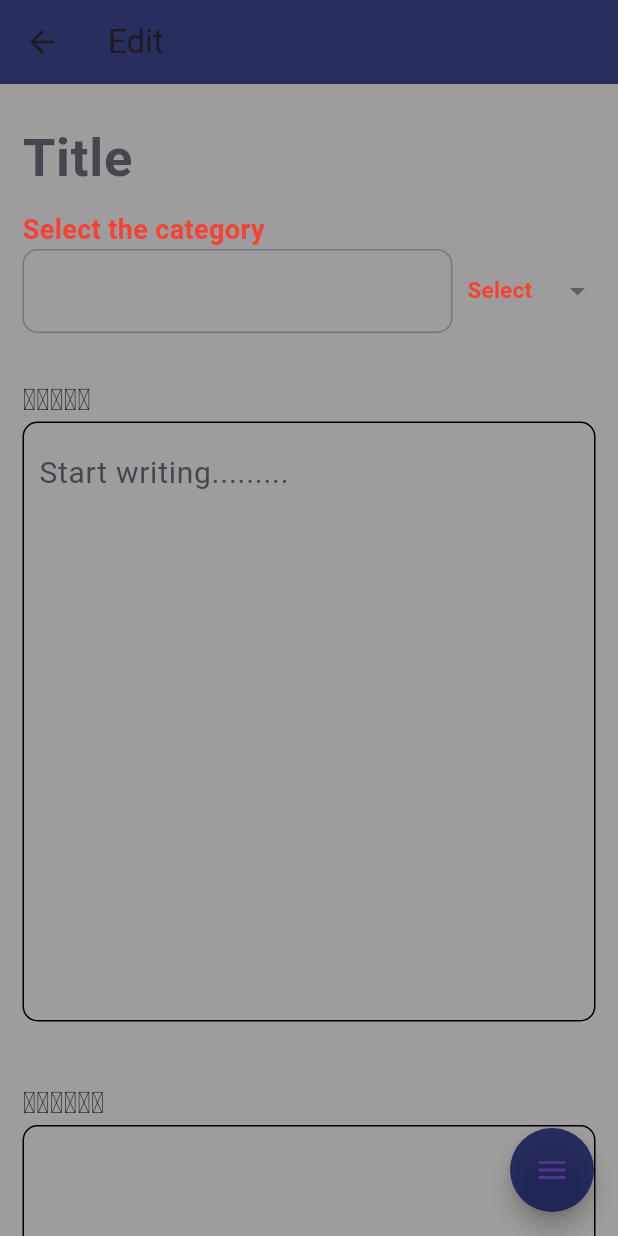
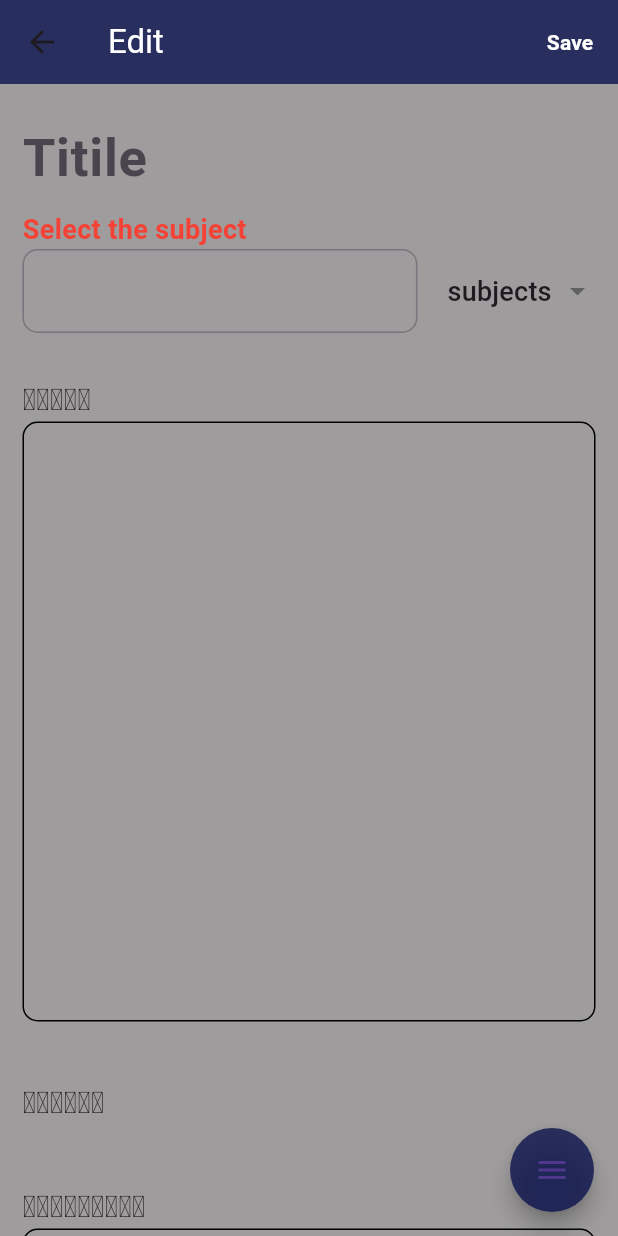
Before and after one commit to Rahma-kp/studentnotes, a Flutter app: the noteEditingScreen screen opened directly with empty values, on a phone screen of 412 x 824 dp. Run offline on Flutter 3.47's test engine with Material 3 defaults, Android fonts, the phone set to English and light mode, and no system bars; drawn by our look-alikes of flutter_speed_dial; our stand-ins replace curved_navigation_bar, file_picker, fl_chart, hive, hive_flutter, image_picker; missing offline and left inert: flutter_pdfview, flutter_timetable; accounts and stored records are empty.

Commit message:
edit page

```diff
--- a/lib/db/db_model/note_db.dart
+++ b/lib/db/db_model/note_db.dart
@@ -14,5 +14,5 @@ late final List? documentlist;
 @HiveField(4)
 late final String? category;
 
- notesData({required this.notetitle,this.note,this.imagelists,this.documentlist,required this.category});
+ notesData({required this.notetitle,required this.note,this.imagelists,this.documentlist,required this.category});
 }
--- a/lib/screens/editing_screen.dart
+++ b/lib/screens/editing_screen.dart
@@ -1,43 +1,45 @@
 import 'dart:io';
-
-import 'package:flutter/foundation.dart';
 import 'package:flutter/material.dart';
 import 'package:flutter_pdfview/flutter_pdfview.dart';
 import 'package:flutter_speed_dial/flutter_speed_dial.dart';
+import 'package:hive_flutter/hive_flutter.dart';
+import 'package:studentnot/db/db_functions/db_note_function.dart';
 import 'package:studentnot/db/db_model/note_db.dart';
+import 'package:studentnot/screens/note_screen.dart';
 import 'package:studentnot/screens/notes_listview.dart';
-import 'package:studentnot/widget/common.dart';
 
 class noteEditingScreen extends StatefulWidget {
   final String notetitle;
   final String note;
-  final String Category;
-  final List imagelist;
-  final List documentlists;
+  final String catogery;
+  final List documentlist;
+  final List imagelists;
   int index;
-  noteEditingScreen(
-      {super.key,
-      required this.notetitle,
-      required this.note,
-      required this.Category,
-      required this.documentlists,
-      required this.imagelist,
-      required this.index});
+  noteEditingScreen({required this.notetitle,required this.note,required this.catogery,required this.documentlist,required this.imagelists,required this.index});
 
   @override
   State<noteEditingScreen> createState() => _noteEditingScreenState();
 }
 
 class _noteEditingScreenState extends State<noteEditingScreen> {
-  TextEditingController _notetitilecontroller=TextEditingController();
-  TextEditingController __chaptercontrolle=TextEditingController();
+  TextEditingController _notetitilecontroller = TextEditingController();
+  TextEditingController _chaptercontrolle = TextEditingController();
   TextEditingController _categoryController = TextEditingController();
-  late List<File> imagelist = [];
-  late List<dynamic> documentlists = [];
-  final List<String> _sujectList = ['eng', 'phy', 'maths'];
+  final List<File> _imagelist = [];
+  final List<dynamic> _documentlists = [];
+  final List<String> _sujectList = ['subjects','ENGLISH', 'PHYSICS', 'MATH'];
   String selectedsub = 'subjects';
 
 
+  @override
+  void initState() {
+    _notetitilecontroller =TextEditingController(text: widget.notetitle);
+    _chaptercontrolle =TextEditingController(text: widget.note);
+    _categoryController =TextEditingController(text: widget.catogery);
+    _imagelist.addAll(widget.imagelists.cast<File>());
+    _documentlists.addAll(widget.documentlist);
+    super.initState();
+  }
   @override
   Widget build(BuildContext context) {
     return Scaffold(
@@ -45,7 +47,17 @@ class _noteEditingScreenState extends State<noteEditingScreen> {
       appBar: AppBar(
         elevation: 0,
         backgroundColor: const Color.fromARGB(207, 13, 20, 78),
-        title: const Text("Edit"),
+        title: const Text("Edit", style: TextStyle(color: Colors.white)),
+        actions: [
+          TextButton(
+              onPressed: () {
+                EditSaveOnclick();
+              },
+              child: Text(
+                "Save",
+                style: TextStyle(color: Colors.white,fontWeight: FontWeight.bold),
+              ))
+        ],
       ),
       floatingActionButton: SpeedDial(
         animatedIcon: AnimatedIcons.menu_arrow,
@@ -72,9 +84,9 @@ class _noteEditingScreenState extends State<noteEditingScreen> {
             children: [
               TextFormField(
                 style:
-                    const TextStyle(fontSize: 35, fontWeight: FontWeight.bold),
-                decoration: const InputDecoration(
-                  hintText: "Title",
+                    const TextStyle(fontSize: 35, fontWeight: FontWeight.bold,),
+                controller: _notetitilecontroller,
+                decoration: const InputDecoration(hintText: "Titile",
                   border: UnderlineInputBorder(
                     borderSide: BorderSide.none,
                   ),
@@ -84,7 +96,7 @@ class _noteEditingScreenState extends State<noteEditingScreen> {
                 crossAxisAlignment: CrossAxisAlignment.start,
                 children: [
                   const Text(
-                    'Select the category',
+                    'Select the subject',
                     style: TextStyle(
                       fontSize: 18,
                       color: Colors.red,
@@ -96,7 +108,7 @@ class _noteEditingScreenState extends State<noteEditingScreen> {
                     children: [
                       Expanded(
                         child: TextFormField(
-                          controller: _notetitilecontroller,
+                          controller: _categoryController,
                           decoration: InputDecoration(
                             border: OutlineInputBorder(
                               borderRadius: BorderRadius.circular(10),
@@ -162,24 +174,25 @@ class _noteEditingScreenState extends State<noteEditingScreen> {
                     fontSize: 20,
                     fontWeight: FontWeight.bold,
                   ),
-                  )),
+                ),
+              ),
               Container(
                 decoration: BoxDecoration(
                   border: Border.all(style: BorderStyle.solid),
-                    borderRadius: BorderRadius.circular(10)),
+                  borderRadius: BorderRadius.circular(10),
+                ),
                 height: 400,
                 width: 500,
                 child: Padding(
                   padding: const EdgeInsets.all(10),
                   child: TextFormField(
-                    controller: __chaptercontrolle,
+                    controller: _chaptercontrolle,
                     keyboardType: TextInputType.multiline,
                     maxLines: 20,
                     style: const TextStyle(
                       fontSize: 20,
                     ),
                     decoration: const InputDecoration(
-                      hintText: "Start writing.........",
                       border: UnderlineInputBorder(
                         borderSide: BorderSide.none,
                       ),
@@ -187,7 +200,6 @@ class _noteEditingScreenState extends State<noteEditingScreen> {
                   ),
                 ),
               ),
-              // ---------------------------------------------imagelist------------------------------------------------------------------------
               const SizedBox(
                 height: 40,
               ),
@@ -199,32 +211,29 @@ class _noteEditingScreenState extends State<noteEditingScreen> {
                     fontSize: 20,
                     fontWeight: FontWeight.bold,
                   ),
-                  )),
-              Container(
-                height: 400,
-                width: 500,
-                decoration: BoxDecoration(
-                    border: Border.all(style: BorderStyle.solid),
-                    borderRadius: BorderRadius.circular(10)),
-                child: ListView.builder(
-                  itemCount: imagelist.length,
-                  itemBuilder: (context, index) {
-                    final img = imagelist[index];
-                    return Padding(
-                      padding: const EdgeInsets.all(10),
-                      child: Container(
-                        height: 200,
-                        width: 200,
-                        decoration: BoxDecoration(
-                            borderRadius: BorderRadius.circular(5),
-                            image: DecorationImage(
-                                image: FileImage(img), fit: BoxFit.fill)),
-                      ),
-                    );
-                  },
                 ),
               ),
-// -------------------------------------------file-list--------------------------------------------------------------------------------------------
+              // Container(
+              //   height: 400,
+              //   width: 500,
+              //   decoration: BoxDecoration(
+              //     border: Border.all(style: BorderStyle.solid),
+              //     borderRadius: BorderRadius.circular(10),
+              //   ),
+              //   child: Padding(
+              //     padding: const EdgeInsets.all(15),
+              //     child: Container(
+              //       height: 200,
+              //       width: 200,
+              //       child: Image.file(
+              //         _imagelist.isNotEmpty
+              //             ? _imagelist[0]
+              //             : File(
+              //                 ''), // Handle the case when _imagelist is empty
+              //       ),
+              //     ),
+              //   ),
+              // ),
               const SizedBox(
                 height: 40,
               ),
@@ -236,23 +245,26 @@ class _noteEditingScreenState extends State<noteEditingScreen> {
                     fontSize: 20,
                     fontWeight: FontWeight.bold,
                   ),
-                  )),
+                ),
+              ),
               Container(
                 height: 400,
                 width: 500,
                 decoration: BoxDecoration(
                   border: Border.all(style: BorderStyle.solid),
-                    borderRadius: BorderRadius.circular(10)),
+                  borderRadius: BorderRadius.circular(10),
+                ),
                 child: ListView.builder(
-                  itemCount: documentlists.length,
+                  itemCount: _documentlists.length,
                   itemBuilder: (context, index) {
-                    final dmc = documentlists[index];
+                    final dmc = _documentlists[index];
                     return Padding(
                       padding: const EdgeInsets.all(10),
                       child: GestureDetector(
                         child: PDFView(
                           filePath: dmc.path,
-                      )),
+                        ),
+                      ),
                     );
                   },
                 ),
@@ -263,4 +275,26 @@ class _noteEditingScreenState extends State<noteEditingScreen> {
       ),
     );
   }
+// -----------------------------------------------------------------------
+
+Future <void> EditSaveOnclick()async{
+  final editedTitile=_notetitilecontroller.text.trim();
+  final editedNote=_chaptercontrolle.text.trim();
+  final editedCategoery=_categoryController.text.trim();
+  if(editedTitile.isNotEmpty||editedNote.isNotEmpty||editedCategoery.isNotEmpty){
+    return;
+  }else{
+    final updatedNonte=notesData(notetitle: editedTitile, note:editedNote, category:editedCategoery,documentlist: [],imagelists: []);
+    ScaffoldMessenger.of(context).showSnackBar(const SnackBar(
+        margin: EdgeInsets.all(10),
+        backgroundColor: Colors.grey,
+        behavior: SnackBarBehavior.floating,
+        content: Text("updated successfully"),
+      ));
+      editnote(widget.index, updatedNonte);
+      Navigator.of(context).push(MaterialPageRoute(builder:(context)=>NotelistViewScreen(note1: updatedNonte,)));
+
+
   }
+}
+}
--- a/lib/screens/home_screen.dart
+++ b/lib/screens/home_screen.dart
@@ -7,7 +7,7 @@ import 'package:studentnot/screens/notes_listview.dart';
 
 class homeScreen extends StatelessWidget {
 
-   List <String>subject=["dfg","fghjk","fghj"];
+   List <String>subject=['ENGLISH', 'PHYSICS', 'MATH'];
 
    homeScreen({Key? key, required subdata sub1,}):super(key: key);
 
@@ -22,15 +22,14 @@ class homeScreen extends StatelessWidget {
             child: CircleAvatar(
                 backgroundImage: AssetImage("assets/images/person.jpeg")),
           ),
-          title: Text("Adil"),
+          title: Text("Adil",style: TextStyle(color: Colors.white),),
           elevation: 0,
           backgroundColor: const Color.fromARGB(207, 13, 20, 78),
         ),
         endDrawer: const drawer(),
         body: SingleChildScrollView(
           child: Column(children: [
-
-            // containe the half part--------------------------------------------------------------------------------------
+ // containe the half part--------------------------------------------------------------------------------------
             Container(
               height: 200,
               width: double.infinity,
@@ -66,7 +65,6 @@ class homeScreen extends StatelessWidget {
                 ),
               ]),
             ),
-            //-------------------------------------------------------------------
             const SizedBox(
               height: 10,
             ),
@@ -79,7 +77,6 @@ class homeScreen extends StatelessWidget {
                     style: TextStyle(fontSize: 25, fontWeight: FontWeight.bold),
                   )),
             ),
-
 //  grid view code----------------------------------------------------------------------------------------------
             Builder(
               builder: (context) {
@@ -100,7 +97,7 @@ class homeScreen extends StatelessWidget {
                               padding: const EdgeInsets.all(10),
                               child: GestureDetector(
                                 onTap: () {
-                                  Navigator.of(context).push(MaterialPageRoute(builder:(context) => NotelistViewScreen(note1: notesData(notetitle: '', category: '',)) ));
+                                  Navigator.of(context).push(MaterialPageRoute(builder:(context) => NotelistViewScreen(note1:notesData(notetitle: "", note: "", category: "",documentlist: [],imagelists:[] )) ));
                                 },
                                 child: Container(
                                                   height: 70,
--- a/lib/screens/terms_screen.dart
+++ b/lib/screens/terms_screen.dart
@@ -14,7 +14,6 @@ class terms extends StatelessWidget {
           child: Column(
             crossAxisAlignment: CrossAxisAlignment.start,
             children: [
-
               SizedBox(
                 height: 30,
               ),
```
Also changed, not shown: lib/db/db_functions/db_note_function.dart (+10 -1 lines), lib/screens/note_adding.dart (+17 -15 lines), lib/screens/note_screen.dart (+8 -7 lines), lib/screens/notes_listview.dart (+26 -19 lines), 1 other file. Lines whose indentation alone changed are shown as unchanged.
